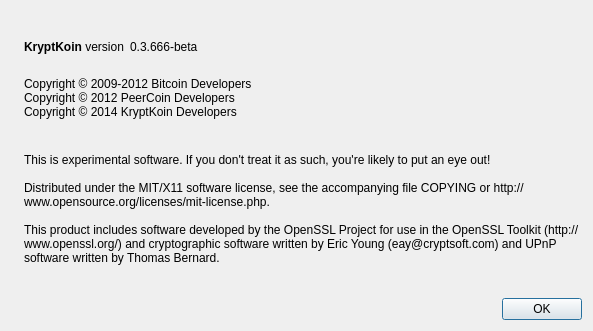
This is src/qt/forms/aboutdialog.ui in kryptkoin/KryptKoin as Qt 5 draws it before an edit. The edited form follows.
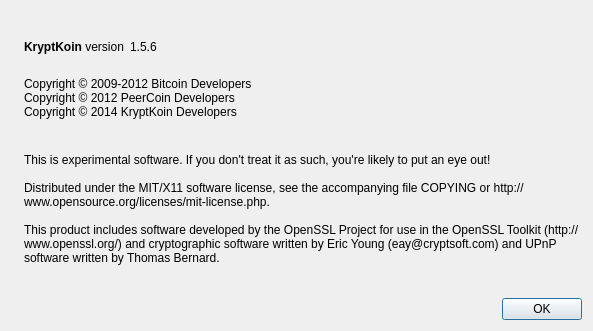
This is the edited form. Icons and pictures are not drawn.

```diff
--- a/src/qt/forms/aboutdialog.ui
+++ b/src/qt/forms/aboutdialog.ui
@@ -63,7 +63,7 @@
           <cursorShape>IBeamCursor</cursorShape>
          </property>
          <property name="text">
-          <string notr="true">0.3.666-beta</string>
+          <string notr="true">1.5.6</string>
          </property>
          <property name="textInteractionFlags">
           <set>Qt::LinksAccessibleByMouse|Qt::TextSelectableByKeyboard|Qt::TextSelectableByMouse</set>
```
